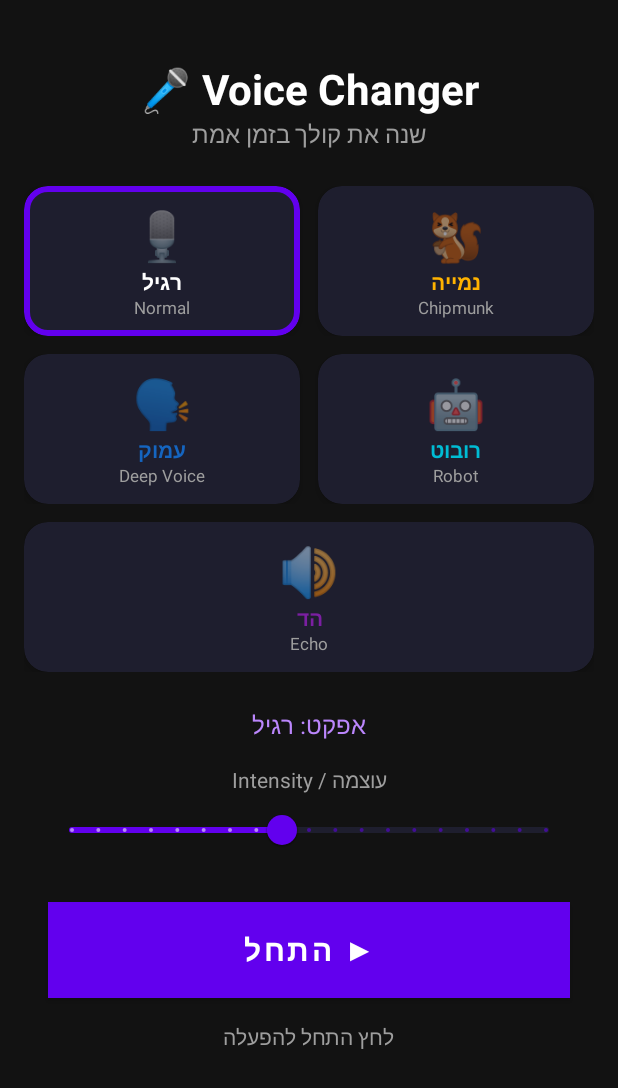
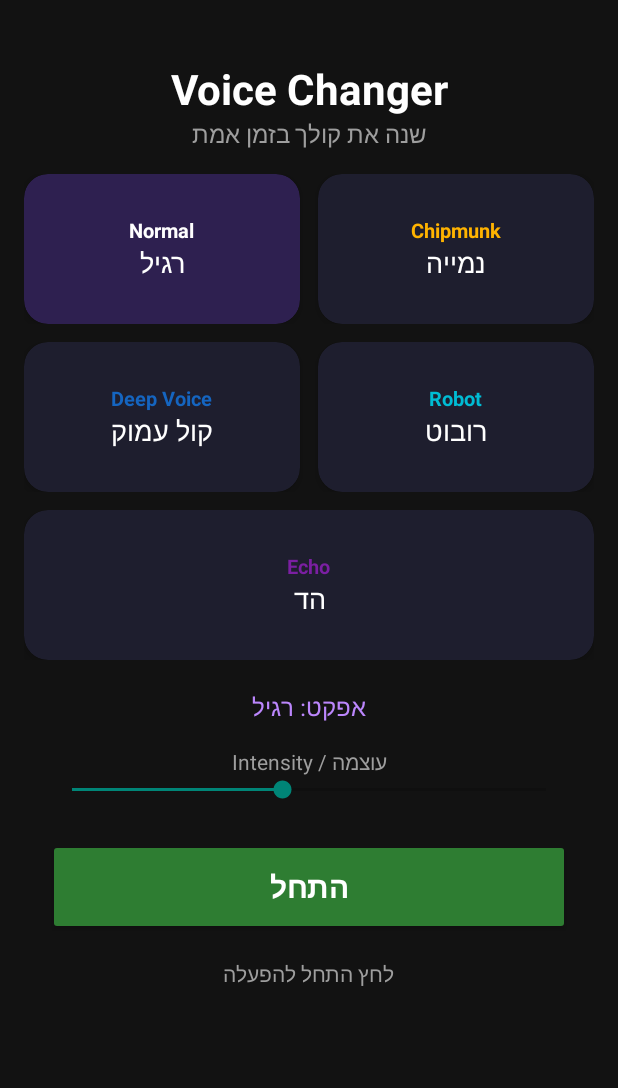
Before and after one commit to g47ben-lang/kashkash, an Android app: the screen it shows after launch (MainActivity), on a phone screen of 412 x 824 dp. Shown: the top 1088 px of the screen. Run offline under Robolectric (Android 15) with nearby library versions, the phone set to English and light mode, and no system bars.

Commit message:
fix: resolve CI build failure and add Android 4/5 compat
CI fix:
- Replace missing gradlew with gradle/actions/setup-gradle@v4 which
  downloads Gradle 8.4 automatically - eliminates "gradlew not found"

Android 4+ support (minSdk 16 → Android 4.1+):
- AudioProcessor: AudioTrack.Builder (API 21+) falls back to legacy
  AudioTrack constructor on older devices
- VoiceChangerService: PendingIntent.FLAG_IMMUTABLE guarded by API 23+
  check; stopForeground uses deprecated-but-compatible boolean form
- MainActivity: replaced MaterialCardView+Slider (requires API 21+)
  with CardView+SeekBar which work from API 1; card selection uses
  setCardBackgroundColor instead of strokeWidth
- build.gradle: dropped material:1.11 (minSdk 21) → cardview:1.0.0;
  theme switched to Theme.AppCompat (works from API 14)
- gradle.properties: APP_MIN_SDK lowered from 21 to 16

Co-Authored-By: Claude Sonnet 4.6 <noreply@anthropic.com>
Claude-Session: https://claude.ai/code/session_01JXdxvEQUijyB5jGfPWhtDT

```diff
--- a/app/build.gradle
+++ b/app/build.gradle
@@ -42,7 +42,7 @@ android {
 dependencies {
     implementation 'androidx.core:core-ktx:1.12.0'
     implementation 'androidx.appcompat:appcompat:1.6.1'
-    implementation 'com.google.android.material:material:1.11.0'
+    implementation 'androidx.cardview:cardview:1.0.0'
     implementation 'androidx.constraintlayout:constraintlayout:2.1.4'
     implementation 'org.jetbrains.kotlinx:kotlinx-coroutines-android:1.7.3'
     implementation 'androidx.lifecycle:lifecycle-runtime-ktx:2.7.0'
--- a/app/src/main/java/com/voicechanger/app/MainActivity.kt
+++ b/app/src/main/java/com/voicechanger/app/MainActivity.kt
@@ -9,12 +9,12 @@ import android.content.pm.PackageManager
 import android.os.Build
 import android.os.Bundle
 import android.os.IBinder
+import android.widget.SeekBar
 import android.widget.Toast
 import androidx.appcompat.app.AppCompatActivity
+import androidx.cardview.widget.CardView
 import androidx.core.app.ActivityCompat
 import androidx.core.content.ContextCompat
-import com.google.android.material.card.MaterialCardView
-import com.google.android.material.slider.Slider
 import com.voicechanger.app.databinding.ActivityMainBinding
 
 class MainActivity : AppCompatActivity() {
@@ -28,8 +28,7 @@ class MainActivity : AppCompatActivity() {
 
     private val serviceConnection = object : ServiceConnection {
         override fun onServiceConnected(name: ComponentName?, binder: IBinder?) {
-            val localBinder = binder as VoiceChangerService.LocalBinder
-            voiceService = localBinder.getService()
+            voiceService = (binder as VoiceChangerService.LocalBinder).getService()
             isBound = true
             voiceService?.audioProcessor?.currentEffect = selectedEffect
         }
@@ -41,6 +40,8 @@ class MainActivity : AppCompatActivity() {
 
     companion object {
         private const val REQUEST_PERMISSIONS = 100
+        // SeekBar: 0-18 maps to intensity 0.2-2.0 (step 0.1)
+        private fun seekbarToIntensity(progress: Int): Float = 0.2f + progress * 0.1f
     }
 
     override fun onCreate(savedInstanceState: Bundle?) {
@@ -50,74 +51,60 @@ class MainActivity : AppCompatActivity() {
 
         setupEffectCards()
         setupStartStopButton()
-        setupSlider()
+        setupSeekBar()
         selectEffect(VoiceEffect.NORMAL)
     }
 
     private fun setupEffectCards() {
-        binding.cardNormal.setOnClickListener { selectEffect(VoiceEffect.NORMAL) }
+        binding.cardNormal.setOnClickListener   { selectEffect(VoiceEffect.NORMAL) }
         binding.cardChipmunk.setOnClickListener { selectEffect(VoiceEffect.CHIPMUNK) }
-        binding.cardDeep.setOnClickListener { selectEffect(VoiceEffect.DEEP_VOICE) }
-        binding.cardRobot.setOnClickListener { selectEffect(VoiceEffect.ROBOT) }
-        binding.cardEcho.setOnClickListener { selectEffect(VoiceEffect.ECHO) }
+        binding.cardDeep.setOnClickListener     { selectEffect(VoiceEffect.DEEP_VOICE) }
+        binding.cardRobot.setOnClickListener    { selectEffect(VoiceEffect.ROBOT) }
+        binding.cardEcho.setOnClickListener     { selectEffect(VoiceEffect.ECHO) }
     }
 
     private fun selectEffect(effect: VoiceEffect) {
         selectedEffect = effect
         voiceService?.audioProcessor?.currentEffect = effect
 
-        // Reset all cards to default stroke
-        val cards = listOf(
-            binding.cardNormal,
-            binding.cardChipmunk,
-            binding.cardDeep,
-            binding.cardRobot,
-            binding.cardEcho
-        )
-        cards.forEach { card ->
-            card.strokeWidth = 0
-            card.strokeColor = ContextCompat.getColor(this, R.color.card_stroke_default)
+        val allCards = listOf(binding.cardNormal, binding.cardChipmunk, binding.cardDeep,
+                              binding.cardRobot, binding.cardEcho)
+        allCards.forEach { it.setCardBackgroundColor(ContextCompat.getColor(this, R.color.card_bg)) }
+
+        val selected: CardView = when (effect) {
+            VoiceEffect.NORMAL    -> binding.cardNormal
+            VoiceEffect.CHIPMUNK  -> binding.cardChipmunk
+            VoiceEffect.DEEP_VOICE -> binding.cardDeep
+            VoiceEffect.ROBOT     -> binding.cardRobot
+            VoiceEffect.ECHO      -> binding.cardEcho
         }
+        selected.setCardBackgroundColor(ContextCompat.getColor(this, R.color.card_selected))
 
-        // Highlight selected card
-        val selectedCard: MaterialCardView = when (effect) {
-            VoiceEffect.NORMAL -> binding.cardNormal
-            VoiceEffect.CHIPMUNK -> binding.cardChipmunk
-            VoiceEffect.DEEP_VOICE -> binding.cardDeep
-            VoiceEffect.ROBOT -> binding.cardRobot
-            VoiceEffect.ECHO -> binding.cardEcho
-        }
-        selectedCard.strokeWidth = 6
-        selectedCard.strokeColor = ContextCompat.getColor(this, R.color.purple_500)
-
-        val effectName = when (effect) {
-            VoiceEffect.NORMAL -> "רגיל"
-            VoiceEffect.CHIPMUNK -> "נמייה"
-            VoiceEffect.DEEP_VOICE -> "עמוק"
-            VoiceEffect.ROBOT -> "רובוט"
-            VoiceEffect.ECHO -> "הד"
-        }
-        binding.tvSelectedEffect.text = "אפקט: $effectName"
+        binding.tvSelectedEffect.text = "אפקט: ${when (effect) {
+            VoiceEffect.NORMAL    -> "רגיל"
+            VoiceEffect.CHIPMUNK  -> "נמייה"
+            VoiceEffect.DEEP_VOICE -> "קול עמוק"
+            VoiceEffect.ROBOT     -> "רובוט"
+            VoiceEffect.ECHO      -> "הד"
+        }}"
     }
 
     private fun setupStartStopButton() {
         binding.btnStartStop.setOnClickListener {
-            if (isRunning) {
-                stopVoiceChanger()
-            } else {
-                if (checkPermissions()) {
-                    startVoiceChanger()
-                } else {
-                    requestPermissions()
-                }
-            }
+            if (isRunning) stopVoiceChanger()
+            else if (checkPermissions()) startVoiceChanger()
+            else requestPermissions()
         }
     }
 
-    private fun setupSlider() {
-        binding.sliderIntensity.addOnChangeListener { _, value, _ ->
-            voiceService?.audioProcessor?.intensity = value
-        }
+    private fun setupSeekBar() {
+        binding.seekbarIntensity.setOnSeekBarChangeListener(object : SeekBar.OnSeekBarChangeListener {
+            override fun onProgressChanged(sb: SeekBar?, progress: Int, fromUser: Boolean) {
+                voiceService?.audioProcessor?.intensity = seekbarToIntensity(progress)
+            }
+            override fun onStartTrackingTouch(sb: SeekBar?) {}
+            override fun onStopTrackingTouch(sb: SeekBar?) {}
+        })
     }
 
     private fun startVoiceChanger() {
@@ -129,24 +116,14 @@ class MainActivity : AppCompatActivity() {
         } else {
             startService(intent)
         }
-        bindService(
-            Intent(this, VoiceChangerService::class.java),
-            serviceConnection,
-            Context.BIND_AUTO_CREATE
-        )
+        bindService(Intent(this, VoiceChangerService::class.java), serviceConnection, Context.BIND_AUTO_CREATE)
         isRunning = true
         updateUI()
     }
 
     private fun stopVoiceChanger() {
-        if (isBound) {
-            unbindService(serviceConnection)
-            isBound = false
-        }
-        val intent = Intent(this, VoiceChangerService::class.java).apply {
-            action = VoiceChangerService.ACTION_STOP
-        }
-        startService(intent)
+        if (isBound) { unbindService(serviceConnection); isBound = false }
+        startService(Intent(this, VoiceChangerService::class.java).apply { action = VoiceChangerService.ACTION_STOP })
         isRunning = false
         voiceService = null
         updateUI()
@@ -154,55 +131,45 @@ class MainActivity : AppCompatActivity() {
 
     private fun updateUI() {
         if (isRunning) {
-            binding.btnStartStop.text = "⏹ עצור"
-            binding.btnStartStop.setBackgroundColor(ContextCompat.getColor(this, R.color.stop_red))
-            binding.tvStatus.text = "🎙 פעיל — מעבד קול..."
+            binding.btnStartStop.text = "עצור"
+            binding.btnStartStop.backgroundTintList =
+                ContextCompat.getColorStateList(this, R.color.stop_red)
+            binding.tvStatus.text = "פעיל - מעבד קול..."
         } else {
-            binding.btnStartStop.text = "▶ התחל"
-            binding.btnStartStop.setBackgroundColor(ContextCompat.getColor(this, R.color.start_green))
+            binding.btnStartStop.text = "התחל"
+            binding.btnStartStop.backgroundTintList =
+                ContextCompat.getColorStateList(this, R.color.start_green)
             binding.tvStatus.text = "לחץ התחל להפעלה"
         }
     }
 
     private fun checkPermissions(): Boolean {
-        val audioPermission = ContextCompat.checkSelfPermission(this, Manifest.permission.RECORD_AUDIO)
-        val notifPermission = if (Build.VERSION.SDK_INT >= Build.VERSION_CODES.TIRAMISU) {
+        val audio = ContextCompat.checkSelfPermission(this, Manifest.permission.RECORD_AUDIO)
+        val notif = if (Build.VERSION.SDK_INT >= Build.VERSION_CODES.TIRAMISU)
             ContextCompat.checkSelfPermission(this, Manifest.permission.POST_NOTIFICATIONS)
-        } else {
-            PackageManager.PERMISSION_GRANTED
-        }
-        return audioPermission == PackageManager.PERMISSION_GRANTED &&
-               notifPermission == PackageManager.PERMISSION_GRANTED
+        else PackageManager.PERMISSION_GRANTED
+        return audio == PackageManager.PERMISSION_GRANTED && notif == PackageManager.PERMISSION_GRANTED
     }
 
     private fun requestPermissions() {
-        val permissions = mutableListOf(Manifest.permission.RECORD_AUDIO)
-        if (Build.VERSION.SDK_INT >= Build.VERSION_CODES.TIRAMISU) {
-            permissions.add(Manifest.permission.POST_NOTIFICATIONS)
-        }
-        ActivityCompat.requestPermissions(this, permissions.toTypedArray(), REQUEST_PERMISSIONS)
+        val perms = mutableListOf(Manifest.permission.RECORD_AUDIO)
+        if (Build.VERSION.SDK_INT >= Build.VERSION_CODES.TIRAMISU)
+            perms.add(Manifest.permission.POST_NOTIFICATIONS)
+        ActivityCompat.requestPermissions(this, perms.toTypedArray(), REQUEST_PERMISSIONS)
     }
 
-    override fun onRequestPermissionsResult(
-        requestCode: Int,
-        permissions: Array<out String>,
-        grantResults: IntArray
-    ) {
+    override fun onRequestPermissionsResult(requestCode: Int, permissions: Array<out String>, grantResults: IntArray) {
         super.onRequestPermissionsResult(requestCode, permissions, grantResults)
         if (requestCode == REQUEST_PERMISSIONS) {
-            if (grantResults.isNotEmpty() && grantResults[0] == PackageManager.PERMISSION_GRANTED) {
+            if (grantResults.isNotEmpty() && grantResults[0] == PackageManager.PERMISSION_GRANTED)
                 startVoiceChanger()
-            } else {
+            else
                 Toast.makeText(this, "נדרשת הרשאת מיקרופון", Toast.LENGTH_LONG).show()
-            }
         }
     }
 
     override fun onDestroy() {
-        if (isBound) {
-            unbindService(serviceConnection)
-            isBound = false
-        }
+        if (isBound) { try { unbindService(serviceConnection) } catch (_: Exception) {} }
         super.onDestroy()
     }
 }
--- a/app/src/main/res/layout/activity_main.xml
+++ b/app/src/main/res/layout/activity_main.xml
@@ -12,11 +12,10 @@
         android:orientation="vertical"
         android:padding="16dp">
 
-        <!-- Header -->
         <TextView
             android:layout_width="match_parent"
             android:layout_height="wrap_content"
-            android:text="🎤 Voice Changer"
+            android:text="Voice Changer"
             android:textSize="28sp"
             android:textStyle="bold"
             android:textColor="@color/white"
@@ -30,16 +29,16 @@
             android:textSize="16sp"
             android:textColor="@color/text_secondary"
             android:gravity="center"
-            android:paddingBottom="24dp"/>
+            android:paddingBottom="16dp"/>
 
-        <!-- Effect Cards Row 1: Normal + Chipmunk -->
+        <!-- Row 1: Normal + Chipmunk -->
         <LinearLayout
             android:layout_width="match_parent"
             android:layout_height="wrap_content"
             android:orientation="horizontal"
             android:layout_marginBottom="12dp">
 
-            <com.google.android.material.card.MaterialCardView
+            <androidx.cardview.widget.CardView
                 android:id="@+id/cardNormal"
                 android:layout_width="0dp"
                 android:layout_height="100dp"
@@ -48,23 +47,17 @@
                 app:cardBackgroundColor="@color/card_bg"
                 app:cardCornerRadius="16dp"
                 app:cardElevation="4dp">
-
-                <LinearLayout
-                    android:layout_width="match_parent"
-                    android:layout_height="match_parent"
-                    android:orientation="vertical"
-                    android:gravity="center">
+                <LinearLayout android:layout_width="match_parent" android:layout_height="match_parent"
+                    android:orientation="vertical" android:gravity="center">
                     <TextView android:layout_width="wrap_content" android:layout_height="wrap_content"
-                        android:text="🎙" android:textSize="32sp"/>
-                    <TextView android:layout_width="wrap_content" android:layout_height="wrap_content"
-                        android:text="רגיל" android:textSize="14sp" android:textColor="@color/white"
+                        android:text="Normal" android:textSize="13sp" android:textColor="@color/white"
                         android:textStyle="bold"/>
                     <TextView android:layout_width="wrap_content" android:layout_height="wrap_content"
-                        android:text="Normal" android:textSize="11sp" android:textColor="@color/text_secondary"/>
+                        android:text="רגיל" android:textSize="18sp" android:textColor="@color/white"/>
                 </LinearLayout>
-            </com.google.android.material.card.MaterialCardView>
+            </androidx.cardview.widget.CardView>
 
-            <com.google.android.material.card.MaterialCardView
+            <androidx.cardview.widget.CardView
                 android:id="@+id/cardChipmunk"
                 android:layout_width="0dp"
                 android:layout_height="100dp"
@@ -73,31 +66,26 @@
                 app:cardBackgroundColor="@color/card_bg"
                 app:cardCornerRadius="16dp"
                 app:cardElevation="4dp">
-
-                <LinearLayout
-                    android:layout_width="match_parent"
-                    android:layout_height="match_parent"
-                    android:orientation="vertical"
-                    android:gravity="center">
+                <LinearLayout android:layout_width="match_parent" android:layout_height="match_parent"
+                    android:orientation="vertical" android:gravity="center">
                     <TextView android:layout_width="wrap_content" android:layout_height="wrap_content"
-                        android:text="🐿" android:textSize="32sp"/>
-                    <TextView android:layout_width="wrap_content" android:layout_height="wrap_content"
-                        android:text="נמייה" android:textSize="14sp" android:textColor="@color/chipmunk_color"
+                        android:text="Chipmunk" android:textSize="13sp" android:textColor="@color/chipmunk_color"
                         android:textStyle="bold"/>
                     <TextView android:layout_width="wrap_content" android:layout_height="wrap_content"
-                        android:text="Chipmunk" android:textSize="11sp" android:textColor="@color/text_secondary"/>
+                        android:text="נמייה" android:textSize="18sp" android:textColor="@color/white"/>
                 </LinearLayout>
-            </com.google.android.material.card.MaterialCardView>
+            </androidx.cardview.widget.CardView>
+
         </LinearLayout>
 
-        <!-- Effect Cards Row 2: Deep + Robot -->
+        <!-- Row 2: Deep + Robot -->
         <LinearLayout
             android:layout_width="match_parent"
             android:layout_height="wrap_content"
             android:orientation="horizontal"
             android:layout_marginBottom="12dp">
 
-            <com.google.android.material.card.MaterialCardView
+            <androidx.cardview.widget.CardView
                 android:id="@+id/cardDeep"
                 android:layout_width="0dp"
                 android:layout_height="100dp"
@@ -106,23 +94,17 @@
                 app:cardBackgroundColor="@color/card_bg"
                 app:cardCornerRadius="16dp"
                 app:cardElevation="4dp">
-
-                <LinearLayout
-                    android:layout_width="match_parent"
-                    android:layout_height="match_parent"
-                    android:orientation="vertical"
-                    android:gravity="center">
+                <LinearLayout android:layout_width="match_parent" android:layout_height="match_parent"
+                    android:orientation="vertical" android:gravity="center">
                     <TextView android:layout_width="wrap_content" android:layout_height="wrap_content"
-                        android:text="🗣" android:textSize="32sp"/>
-                    <TextView android:layout_width="wrap_content" android:layout_height="wrap_content"
-                        android:text="עמוק" android:textSize="14sp" android:textColor="@color/deep_color"
+                        android:text="Deep Voice" android:textSize="13sp" android:textColor="@color/deep_color"
                         android:textStyle="bold"/>
                     <TextView android:layout_width="wrap_content" android:layout_height="wrap_content"
-                        android:text="Deep Voice" android:textSize="11sp" android:textColor="@color/text_secondary"/>
+                        android:text="קול עמוק" android:textSize="18sp" android:textColor="@color/white"/>
                 </LinearLayout>
-            </com.google.android.material.card.MaterialCardView>
+            </androidx.cardview.widget.CardView>
 
-            <com.google.android.material.card.MaterialCardView
+            <androidx.cardview.widget.CardView
                 android:id="@+id/cardRobot"
                 android:layout_width="0dp"
                 android:layout_height="100dp"
@@ -131,32 +113,26 @@
                 app:cardBackgroundColor="@color/card_bg"
                 app:cardCornerRadius="16dp"
                 app:cardElevation="4dp">
-
-                <LinearLayout
-                    android:layout_width="match_parent"
-                    android:layout_height="match_parent"
-                    android:orientation="vertical"
-                    android:gravity="center">
+                <LinearLayout android:layout_width="match_parent" android:layout_height="match_parent"
+                    android:orientation="vertical" android:gravity="center">
                     <TextView android:layout_width="wrap_content" android:layout_height="wrap_content"
-                        android:text="🤖" android:textSize="32sp"/>
-                    <TextView android:layout_width="wrap_content" android:layout_height="wrap_content"
-                        android:text="רובוט" android:textSize="14sp" android:textColor="@color/robot_color"
+                        android:text="Robot" android:textSize="13sp" android:textColor="@color/robot_color"
                         android:textStyle="bold"/>
                     <TextView android:layout_width="wrap_content" android:layout_height="wrap_content"
-                        android:text="Robot" android:textSize="11sp" android:textColor="@color/text_secondary"/>
+                        android:text="רובוט" android:textSize="18sp" android:textColor="@color/white"/>
                 </LinearLayout>
-            </com.google.android.material.card.MaterialCardView>
+            </androidx.cardview.widget.CardView>
+
         </LinearLayout>
 
-        <!-- Effect Card Row 3: Echo (centered) -->
+        <!-- Row 3: Echo -->
         <LinearLayout
             android:layout_width="match_parent"
             android:layout_height="wrap_content"
-            android:orientation="horizontal"
             android:gravity="center"
-            android:layout_marginBottom="24dp">
+            android:layout_marginBottom="20dp">
 
-            <com.google.android.material.card.MaterialCardView
+            <androidx.cardview.widget.CardView
                 android:id="@+id/cardEcho"
                 android:layout_width="0dp"
                 android:layout_height="100dp"
@@ -164,24 +140,19 @@
                 app:cardBackgroundColor="@color/card_bg"
                 app:cardCornerRadius="16dp"
                 app:cardElevation="4dp">
-
-                <LinearLayout
-                    android:layout_width="match_parent"
-                    android:layout_height="match_parent"
-                    android:orientation="vertical"
-                    android:gravity="center">
+                <LinearLayout android:layout_width="match_parent" android:layout_height="match_parent"
+                    android:orientation="vertical" android:gravity="center">
                     <TextView android:layout_width="wrap_content" android:layout_height="wrap_content"
-                        android:text="🔊" android:textSize="32sp"/>
-                    <TextView android:layout_width="wrap_content" android:layout_height="wrap_content"
-                        android:text="הד" android:textSize="14sp" android:textColor="@color/echo_color"
+                        android:text="Echo" android:textSize="13sp" android:textColor="@color/echo_color"
                         android:textStyle="bold"/>
                     <TextView android:layout_width="wrap_content" android:layout_height="wrap_content"
-                        android:text="Echo" android:textSize="11sp" android:textColor="@color/text_secondary"/>
+                        android:text="הד" android:textSize="18sp" android:textColor="@color/white"/>
                 </LinearLayout>
-            </com.google.android.material.card.MaterialCardView>
+            </androidx.cardview.widget.CardView>
+
         </LinearLayout>
 
-        <!-- Selected Effect Label -->
+        <!-- Selected effect label -->
         <TextView
             android:id="@+id/tvSelectedEffect"
             android:layout_width="match_parent"
@@ -192,7 +163,7 @@
             android:gravity="center"
             android:paddingBottom="8dp"/>
 
-        <!-- Intensity Slider -->
+        <!-- Intensity SeekBar (replaces Material Slider - works from API 1) -->
         <TextView
             android:layout_width="match_parent"
             android:layout_height="wrap_content"
@@ -202,34 +173,29 @@
             android:gravity="center"
             android:paddingTop="8dp"/>
 
-        <com.google.android.material.slider.Slider
-            android:id="@+id/sliderIntensity"
+        <SeekBar
+            android:id="@+id/seekbarIntensity"
             android:layout_width="match_parent"
             android:layout_height="wrap_content"
-            android:valueFrom="0.2"
-            android:valueTo="2.0"
-            android:value="1.0"
-            android:stepSize="0.1"
+            android:max="18"
+            android:progress="8"
             android:layout_marginHorizontal="16dp"
-            android:layout_marginBottom="24dp"
-            app:thumbColor="@color/purple_500"
-            app:trackColorActive="@color/purple_500"
-            app:trackColorInactive="@color/card_bg"/>
+            android:layout_marginBottom="24dp"/>
 
-        <!-- START/STOP Button -->
+        <!-- Start/Stop button -->
         <Button
             android:id="@+id/btnStartStop"
             android:layout_width="match_parent"
             android:layout_height="64dp"
-            android:text="▶ התחל"
+            android:text="התחל"
             android:textSize="20sp"
             android:textStyle="bold"
             android:textColor="@color/white"
-            android:background="@color/start_green"
+            android:backgroundTint="@color/start_green"
             android:layout_marginHorizontal="16dp"
             android:layout_marginBottom="16dp"/>
 
-        <!-- Status Text -->
+        <!-- Status -->
         <TextView
             android:id="@+id/tvStatus"
             android:layout_width="match_parent"
--- a/app/src/main/res/values/colors.xml
+++ b/app/src/main/res/values/colors.xml
@@ -11,6 +11,7 @@
     <!-- App-specific colors -->
     <color name="background_dark">#FF121212</color>
     <color name="card_bg">#FF1E1E2E</color>
+    <color name="card_selected">#FF2E2050</color>
     <color name="card_stroke_default">#FF2A2A3A</color>
     <color name="text_secondary">#FF9E9E9E</color>
     <color name="start_green">#FF2E7D32</color>
--- a/app/src/main/res/values/themes.xml
+++ b/app/src/main/res/values/themes.xml
@@ -1,6 +1,6 @@
 <?xml version="1.0" encoding="utf-8"?>
 <resources>
-    <style name="Theme.VoiceChanger" parent="Theme.MaterialComponents.DayNight.NoActionBar">
+    <style name="Theme.VoiceChanger" parent="Theme.AppCompat.DayNight.NoActionBar">
         <item name="colorPrimary">@color/purple_500</item>
         <item name="colorPrimaryVariant">@color/purple_700</item>
         <item name="colorOnPrimary">@color/white</item>
--- a/gradle.properties
+++ b/gradle.properties
@@ -13,7 +13,7 @@ APP_VERSION_NAME=1.0.0
 APP_VERSION_CODE=1
 
 # גרסאות אנדרואיד
-APP_MIN_SDK=21
+APP_MIN_SDK=16
 APP_TARGET_SDK=34
 APP_COMPILE_SDK=34
 
```
Also changed, not shown: app/src/main/java/com/voicechanger/app/AudioProcessor.kt (+18 -23 lines), app/src/main/java/com/voicechanger/app/VoiceChangerService.kt (+29 -26 lines), 1 other file.
